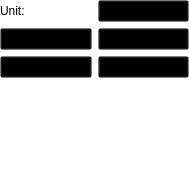
Elv13/sigrok_frontend, file widgets/aquisition.ui: the form before one commit.
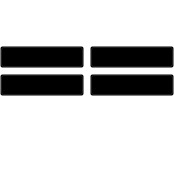
The form after the commit.

Patch:
```diff
--- a/widgets/aquisition.ui
+++ b/widgets/aquisition.ui
@@ -6,7 +6,7 @@
    <rect>
     <x>0</x>
     <y>0</y>
-    <width>189</width>
+    <width>174</width>
     <height>181</height>
    </rect>
   </property>
@@ -19,7 +19,7 @@
   <property name="styleSheet">
    <string notr="true">background-color:transparent;</string>
   </property>
-  <layout class="QGridLayout" name="gridLayout">
+  <layout class="QVBoxLayout" name="verticalLayout">
    <property name="leftMargin">
     <number>0</number>
    </property>
@@ -32,21 +32,77 @@
    <property name="bottomMargin">
     <number>0</number>
    </property>
-   <item row="2" column="1">
-    <widget class="QPushButton" name="m_pStop">
-     <property name="text">
-      <string>Stop</string>
-     </property>
-    </widget>
+   <item>
+    <layout class="QHBoxLayout" name="horizontalLayout">
+     <item>
+      <widget class="QLabel" name="m_pStatus">
+       <property name="text">
+        <string/>
+       </property>
+      </widget>
+     </item>
+     <item>
+      <widget class="QLabel" name="m_pCount">
+       <property name="text">
+        <string/>
+       </property>
+      </widget>
+     </item>
+     <item>
+      <spacer name="horizontalSpacer">
+       <property name="orientation">
+        <enum>Qt::Horizontal</enum>
+       </property>
+       <property name="sizeHint" stdset="0">
+        <size>
+         <width>40</width>
+         <height>20</height>
+        </size>
+       </property>
+      </spacer>
+     </item>
+    </layout>
    </item>
-   <item row="2" column="0">
-    <widget class="QPushButton" name="m_pStart">
+   <item>
+    <widget class="QLabel" name="m_pLastSample">
      <property name="text">
-      <string>Start</string>
+      <string/>
      </property>
     </widget>
    </item>
-   <item row="5" column="0">
+   <item>
+    <layout class="QGridLayout" name="gridLayout">
+     <item row="0" column="0">
+      <widget class="QPushButton" name="m_pStart">
+       <property name="text">
+        <string>Start</string>
+       </property>
+      </widget>
+     </item>
+     <item row="0" column="1">
+      <widget class="QPushButton" name="m_pStop">
+       <property name="text">
+        <string>Stop</string>
+       </property>
+      </widget>
+     </item>
+     <item row="1" column="0">
+      <widget class="QPushButton" name="m_pClear">
+       <property name="text">
+        <string>Clear</string>
+       </property>
+      </widget>
+     </item>
+     <item row="1" column="1">
+      <widget class="QPushButton" name="m_pAquire">
+       <property name="text">
+        <string>Aquire</string>
+       </property>
+      </widget>
+     </item>
+    </layout>
+   </item>
+   <item>
     <spacer name="verticalSpacer">
      <property name="orientation">
       <enum>Qt::Vertical</enum>
@@ -59,30 +115,6 @@
      </property>
     </spacer>
    </item>
-   <item row="3" column="0">
-    <widget class="QPushButton" name="m_pClear">
-     <property name="text">
-      <string>Clear</string>
-     </property>
-    </widget>
-   </item>
-   <item row="0" column="0">
-    <widget class="QLabel" name="label_2">
-     <property name="text">
-      <string>Unit:</string>
-     </property>
-    </widget>
-   </item>
-   <item row="0" column="1">
-    <widget class="QComboBox" name="comboBox"/>
-   </item>
-   <item row="3" column="1">
-    <widget class="QPushButton" name="m_pAquire">
-     <property name="text">
-      <string>Aquire</string>
-     </property>
-    </widget>
-   </item>
   </layout>
  </widget>
  <resources/>
```
